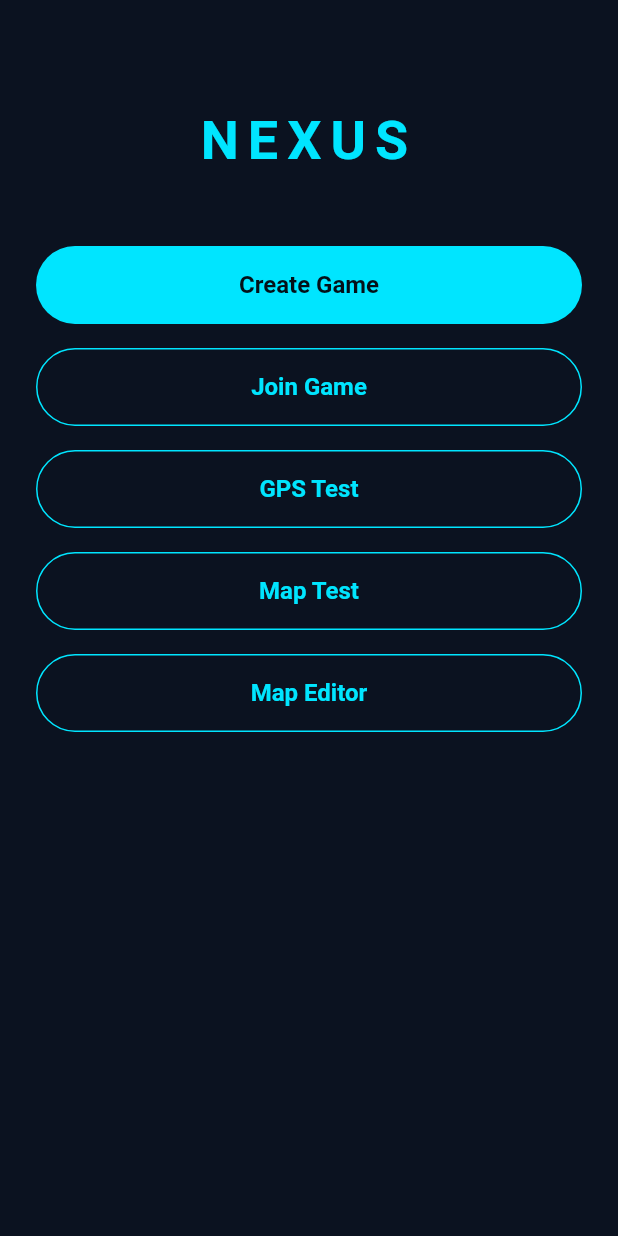
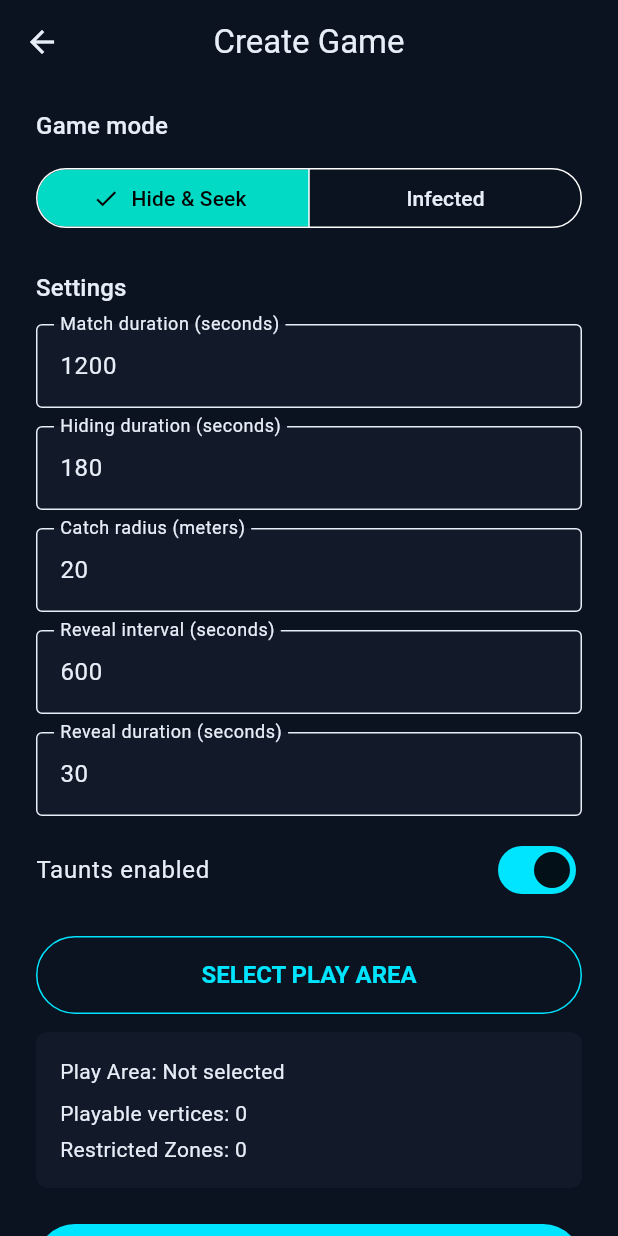
Before and after one commit to MNajamulHassan/nexus, a Flutter app: the screen it shows after launch, after a tap on "Create Game", on a phone screen of 412 x 824 dp. Run offline on Flutter 3.47's test engine with Material 3 defaults, Android fonts, the phone set to English and light mode, and no system bars; our stand-ins replace flutter_riverpod, geolocator, go_router, supabase_flutter; missing offline and left inert: mapbox_maps_flutter; accounts and stored records are empty.

Commit message:
feat: add create game configuration flow

```diff
--- a/lib/app/router.dart
+++ b/lib/app/router.dart
@@ -1,6 +1,7 @@
 import 'package:flutter_riverpod/flutter_riverpod.dart';
 import 'package:go_router/go_router.dart';
 
+import '../features/game_create/create_game_screen.dart';
 import '../features/gps_test/gps_test_screen.dart';
 import '../features/home/home_screen.dart';
 import '../features/map/map_screen.dart';
@@ -26,6 +27,11 @@ final routerProvider = Provider<GoRouter>((ref) {
         builder: (context, state) => const MapScreen(),
       ),
       GoRoute(
+        path: '/create-game',
+        name: 'createGame',
+        builder: (context, state) => const CreateGameScreen(),
+      ),
+      GoRoute(
         path: '/map-editor',
         name: 'mapEditor',
         builder: (context, state) => const MapEditorScreen(),
--- /dev/null
+++ b/lib/features/game_create/create_game_screen.dart
@@ -0,0 +1,318 @@
+import 'package:flutter/material.dart';
+import 'package:flutter/services.dart';
+import 'package:go_router/go_router.dart';
+
+import '../../app/theme.dart';
+import '../../core/maps/map_models.dart';
+import '../../models/game_config.dart';
+
+class CreateGameScreen extends StatefulWidget {
+  const CreateGameScreen({super.key});
+
+  @override
+  State<CreateGameScreen> createState() => _CreateGameScreenState();
+}
+
+class _CreateGameScreenState extends State<CreateGameScreen> {
+  final _matchDuration = TextEditingController(
+    text: '${GameConfig.defaultMatchDurationSeconds}',
+  );
+  final _hidingDuration = TextEditingController(
+    text: '${GameConfig.defaultHidingDurationSeconds}',
+  );
+  final _catchRadius = TextEditingController(
+    text: GameConfig.defaultCatchRadiusMeters.toStringAsFixed(0),
+  );
+  final _revealInterval = TextEditingController(
+    text: '${GameConfig.defaultRevealIntervalSeconds}',
+  );
+  final _revealDuration = TextEditingController(
+    text: '${GameConfig.defaultRevealDurationSeconds}',
+  );
+
+  GameMode _mode = GameMode.hideAndSeek;
+  bool _tauntsEnabled = GameConfig.defaultTauntsEnabled;
+  MapEditorResult? _mapResult;
+  String? _status;
+
+  @override
+  void dispose() {
+    _matchDuration.dispose();
+    _hidingDuration.dispose();
+    _catchRadius.dispose();
+    _revealInterval.dispose();
+    _revealDuration.dispose();
+    super.dispose();
+  }
+
+  Future<void> _selectPlayArea() async {
+    final result = await context.push<MapEditorResult>('/map-editor');
+    if (!mounted) {
+      return;
+    }
+    if (result == null) {
+      setState(() {
+        _status = _mapResult == null
+            ? 'Play area not selected.'
+            : 'Previous play area kept.';
+      });
+      return;
+    }
+
+    setState(() {
+      _mapResult = result;
+      _status = null;
+    });
+  }
+
+  Future<void> _createLobby() async {
+    FocusScope.of(context).unfocus();
+
+    final config = _tryBuildConfig();
+    if (config == null) {
+      return;
+    }
+
+    debugPrint(config.debugDump());
+
+    if (!mounted) {
+      return;
+    }
+
+    await showDialog<void>(
+      context: context,
+      builder: (context) {
+        return AlertDialog(
+          title: const Text('Lobby not created'),
+          content: SingleChildScrollView(
+            child: SelectableText(
+              'Validated GameConfig only. Nothing was written to Supabase.\n\n'
+              '${config.debugDump()}',
+            ),
+          ),
+          actions: [
+            TextButton(
+              onPressed: () => Navigator.of(context).pop(),
+              child: const Text('OK'),
+            ),
+          ],
+        );
+      },
+    );
+  }
+
+  GameConfig? _tryBuildConfig() {
+    final matchDuration = _parsePositiveInt(_matchDuration.text);
+    final hidingDuration = _parsePositiveInt(_hidingDuration.text);
+    final catchRadius = _parseFiniteDouble(_catchRadius.text);
+    final revealInterval = _parsePositiveInt(_revealInterval.text);
+    final revealDuration = _parsePositiveInt(_revealDuration.text);
+    final mapResult = _mapResult;
+
+    final error = GameConfig.validate(
+      mode: _mode,
+      matchDurationSeconds: matchDuration,
+      hidingDurationSeconds: hidingDuration,
+      catchRadiusMeters: catchRadius,
+      revealIntervalSeconds: revealInterval,
+      revealDurationSeconds: revealDuration,
+      playablePolygon: mapResult?.playable.polygon,
+      restrictedPolygons: [
+        for (final zone in mapResult?.restrictedZones ?? const <GameZone>[])
+          zone.polygon,
+      ],
+    );
+
+    if (error != null) {
+      setState(() {
+        _status = error;
+      });
+      return null;
+    }
+
+    setState(() {
+      _status = null;
+    });
+
+    return GameConfig(
+      mode: _mode,
+      matchDurationSeconds: matchDuration!,
+      hidingDurationSeconds: hidingDuration!,
+      catchRadiusMeters: catchRadius!,
+      revealIntervalSeconds: revealInterval!,
+      revealDurationSeconds: revealDuration!,
+      tauntsEnabled: _tauntsEnabled,
+      playablePolygon: mapResult!.playable.polygon,
+      restrictedPolygons: [
+        for (final zone in mapResult.restrictedZones) zone.polygon,
+      ],
+    );
+  }
+
+  int? _parsePositiveInt(String raw) {
+    return int.tryParse(raw.trim());
+  }
+
+  double? _parseFiniteDouble(String raw) {
+    return double.tryParse(raw.trim());
+  }
+
+  @override
+  Widget build(BuildContext context) {
+    final mapResult = _mapResult;
+
+    return Scaffold(
+      appBar: AppBar(title: const Text('Create Game')),
+      body: ListView(
+        padding: const EdgeInsets.fromLTRB(24, 16, 24, 32),
+        children: [
+          Text('Game mode', style: Theme.of(context).textTheme.titleMedium),
+          const SizedBox(height: 12),
+          SegmentedButton<GameMode>(
+            segments: [
+              for (final mode in GameMode.values)
+                ButtonSegment(
+                  value: mode,
+                  label: Text(GameConfig.modeDisplayName(mode)),
+                ),
+            ],
+            selected: {_mode},
+            onSelectionChanged: (selection) {
+              setState(() {
+                _mode = selection.first;
+              });
+            },
+          ),
+          const SizedBox(height: 24),
+          Text('Settings', style: Theme.of(context).textTheme.titleMedium),
+          const SizedBox(height: 12),
+          _NumberField(
+            controller: _matchDuration,
+            label: 'Match duration (seconds)',
+          ),
+          const SizedBox(height: 12),
+          _NumberField(
+            controller: _hidingDuration,
+            label: 'Hiding duration (seconds)',
+          ),
+          const SizedBox(height: 12),
+          _NumberField(
+            controller: _catchRadius,
+            label: 'Catch radius (meters)',
+            signed: false,
+            decimal: true,
+          ),
+          const SizedBox(height: 12),
+          _NumberField(
+            controller: _revealInterval,
+            label: 'Reveal interval (seconds)',
+          ),
+          const SizedBox(height: 12),
+          _NumberField(
+            controller: _revealDuration,
+            label: 'Reveal duration (seconds)',
+          ),
+          const SizedBox(height: 8),
+          SwitchListTile(
+            contentPadding: EdgeInsets.zero,
+            title: const Text('Taunts enabled'),
+            value: _tauntsEnabled,
+            onChanged: (value) {
+              setState(() {
+                _tauntsEnabled = value;
+              });
+            },
+          ),
+          const SizedBox(height: 16),
+          OutlinedButton(
+            onPressed: _selectPlayArea,
+            child: const Text('SELECT PLAY AREA'),
+          ),
+          const SizedBox(height: 12),
+          _PlayAreaSummary(result: mapResult),
+          if (_status != null) ...[
+            const SizedBox(height: 12),
+            Text(
+              _status!,
+              style: Theme.of(context).textTheme.bodyMedium?.copyWith(
+                color: Theme.of(context).colorScheme.error,
+              ),
+            ),
+          ],
+          const SizedBox(height: 24),
+          FilledButton(
+            onPressed: _createLobby,
+            child: const Text('CREATE LOBBY'),
+          ),
+        ],
+      ),
+    );
+  }
+}
+
+class _NumberField extends StatelessWidget {
+  const _NumberField({
+    required this.controller,
+    required this.label,
+    this.signed = false,
+    this.decimal = false,
+  });
+
+  final TextEditingController controller;
+  final String label;
+  final bool signed;
+  final bool decimal;
+
+  @override
+  Widget build(BuildContext context) {
+    return TextField(
+      controller: controller,
+      keyboardType: TextInputType.numberWithOptions(
+        signed: signed,
+        decimal: decimal,
+      ),
+      inputFormatters: [
+        FilteringTextInputFormatter.allow(
+          decimal ? RegExp(r'[0-9.]') : RegExp(r'[0-9]'),
+        ),
+      ],
+      decoration: InputDecoration(
+        labelText: label,
+        filled: true,
+        fillColor: NexusTheme.surface,
+        border: const OutlineInputBorder(),
+      ),
+    );
+  }
+}
+
+class _PlayAreaSummary extends StatelessWidget {
+  const _PlayAreaSummary({required this.result});
+
+  final MapEditorResult? result;
+
+  @override
+  Widget build(BuildContext context) {
+    final selected = result != null;
+
+    return Material(
+      color: NexusTheme.surface,
+      borderRadius: BorderRadius.circular(8),
+      child: Padding(
+        padding: const EdgeInsets.all(16),
+        child: Column(
+          crossAxisAlignment: CrossAxisAlignment.start,
+          children: [
+            Text('Play Area: ${selected ? 'Selected' : 'Not selected'}'),
+            const SizedBox(height: 8),
+            Text(
+              'Playable vertices: ${result?.playable.polygon.vertices.length ?? 0}',
+            ),
+            const SizedBox(height: 4),
+            Text('Restricted Zones: ${result?.restrictedZones.length ?? 0}'),
+          ],
+        ),
+      ),
+    );
+  }
+}
--- a/lib/features/home/home_screen.dart
+++ b/lib/features/home/home_screen.dart
@@ -24,7 +24,7 @@ class HomeScreen extends StatelessWidget {
               ),
               const SizedBox(height: 48),
               FilledButton(
-                onPressed: () {},
+                onPressed: () => context.push('/create-game'),
                 child: const Text('Create Game'),
               ),
               const SizedBox(height: 16),
--- /dev/null
+++ b/lib/models/game_config.dart
@@ -0,0 +1,163 @@
+import '../core/maps/map_models.dart';
+import '../core/maps/polygon_service.dart';
+
+enum GameMode { hideAndSeek, infected }
+
+class GameConfig {
+  const GameConfig({
+    required this.mode,
+    required this.matchDurationSeconds,
+    required this.hidingDurationSeconds,
+    required this.catchRadiusMeters,
+    required this.revealIntervalSeconds,
+    required this.revealDurationSeconds,
+    required this.tauntsEnabled,
+    required this.playablePolygon,
+    required this.restrictedPolygons,
+  });
+
+  /// Blueprint starting values. Hiding/match lengths are not named in the
+  /// blueprint; 3-minute hide and 20-minute match fit one 10-minute reveal.
+  static const defaultMatchDurationSeconds = 20 * 60;
+  static const defaultHidingDurationSeconds = 3 * 60;
+  static const defaultCatchRadiusMeters = 20.0;
+  static const defaultRevealIntervalSeconds = 10 * 60;
+  static const defaultRevealDurationSeconds = 30;
+  static const defaultTauntsEnabled = true;
+
+  static const minCatchRadiusMeters = 5.0;
+  static const maxCatchRadiusMeters = 100.0;
+
+  final GameMode mode;
+  final int matchDurationSeconds;
+  final int hidingDurationSeconds;
+  final double catchRadiusMeters;
+  final int revealIntervalSeconds;
+  final int revealDurationSeconds;
+  final bool tauntsEnabled;
+  final MapPolygon playablePolygon;
+  final List<MapPolygon> restrictedPolygons;
+
+  String get modeLabel => modeDisplayName(mode);
+
+  static String modeDisplayName(GameMode mode) {
+    return switch (mode) {
+      GameMode.hideAndSeek => 'Hide & Seek',
+      GameMode.infected => 'Infected',
+    };
+  }
+
+  /// Returns a human-readable error, or null when [GameConfig] can be built.
+  static String? validate({
+    required GameMode mode,
+    required int? matchDurationSeconds,
+    required int? hidingDurationSeconds,
+    required double? catchRadiusMeters,
+    required int? revealIntervalSeconds,
+    required int? revealDurationSeconds,
+    required MapPolygon? playablePolygon,
+    required List<MapPolygon> restrictedPolygons,
+  }) {
+    if (!GameMode.values.contains(mode)) {
+      return 'Choose Hide & Seek or Infected.';
+    }
+
+    final timingError = _positiveTiming(
+      matchDurationSeconds,
+      'Match duration',
+    );
+    if (timingError != null) {
+      return timingError;
+    }
+
+    final hidingError = _positiveTiming(
+      hidingDurationSeconds,
+      'Hiding duration',
+    );
+    if (hidingError != null) {
+      return hidingError;
+    }
+
+    if (catchRadiusMeters == null ||
+        catchRadiusMeters.isNaN ||
+        catchRadiusMeters.isInfinite) {
+      return 'Catch radius must be a number.';
+    }
+    if (catchRadiusMeters < minCatchRadiusMeters ||
+        catchRadiusMeters > maxCatchRadiusMeters) {
+      return 'Catch radius must be between '
+          '${minCatchRadiusMeters.toStringAsFixed(0)} and '
+          '${maxCatchRadiusMeters.toStringAsFixed(0)} meters.';
+    }
+
+    final revealIntervalError = _positiveTiming(
+      revealIntervalSeconds,
+      'Reveal interval',
+    );
+    if (revealIntervalError != null) {
+      return revealIntervalError;
+    }
+
+    final revealDurationError = _positiveTiming(
+      revealDurationSeconds,
+      'Reveal duration',
+    );
+    if (revealDurationError != null) {
+      return revealDurationError;
+    }
+
+    if (playablePolygon == null) {
+      return 'Select a play area before creating a lobby.';
+    }
+
+    return PolygonService.validateForConfirm(
+      playable: playablePolygon,
+      restrictedZones: restrictedPolygons,
+    );
+  }
+
+  static String? _positiveTiming(int? seconds, String label) {
+    if (seconds == null) {
+      return '$label must be a whole number of seconds.';
+    }
+    if (seconds <= 0) {
+      return '$label must be greater than 0 seconds.';
+    }
+    return null;
+  }
+
+  String debugDump() {
+    final buffer = StringBuffer()
+      ..writeln('GameConfig')
+      ..writeln('  mode: $modeLabel')
+      ..writeln('  matchDurationSeconds: $matchDurationSeconds')
+      ..writeln('  hidingDurationSeconds: $hidingDurationSeconds')
+      ..writeln('  catchRadiusMeters: $catchRadiusMeters')
+      ..writeln('  revealIntervalSeconds: $revealIntervalSeconds')
+      ..writeln('  revealDurationSeconds: $revealDurationSeconds')
+      ..writeln('  tauntsEnabled: $tauntsEnabled')
+      ..writeln(
+        '  playable: ${playablePolygon.id} '
+        '(${playablePolygon.vertices.length} vertices)',
+      );
+    for (var i = 0; i < playablePolygon.vertices.length; i++) {
+      buffer.writeln('    ${i + 1}. ${_point(playablePolygon.vertices[i])}');
+    }
+    buffer.writeln('  restrictedPolygons: ${restrictedPolygons.length}');
+    for (var i = 0; i < restrictedPolygons.length; i++) {
+      final zone = restrictedPolygons[i];
+      buffer.writeln(
+        '    ${i + 1}. ${zone.id} (${zone.vertices.length} vertices)',
+      );
+      for (var v = 0; v < zone.vertices.length; v++) {
+        buffer.writeln('      ${v + 1}. ${_point(zone.vertices[v])}');
+      }
+    }
+    return buffer.toString().trimRight();
+  }
+
+  static String _point(GeoPoint point) {
+    return 'lng ${point.longitude.toStringAsFixed(6)}, '
+        'lat ${point.latitude.toStringAsFixed(6)}';
+  }
+}
```
